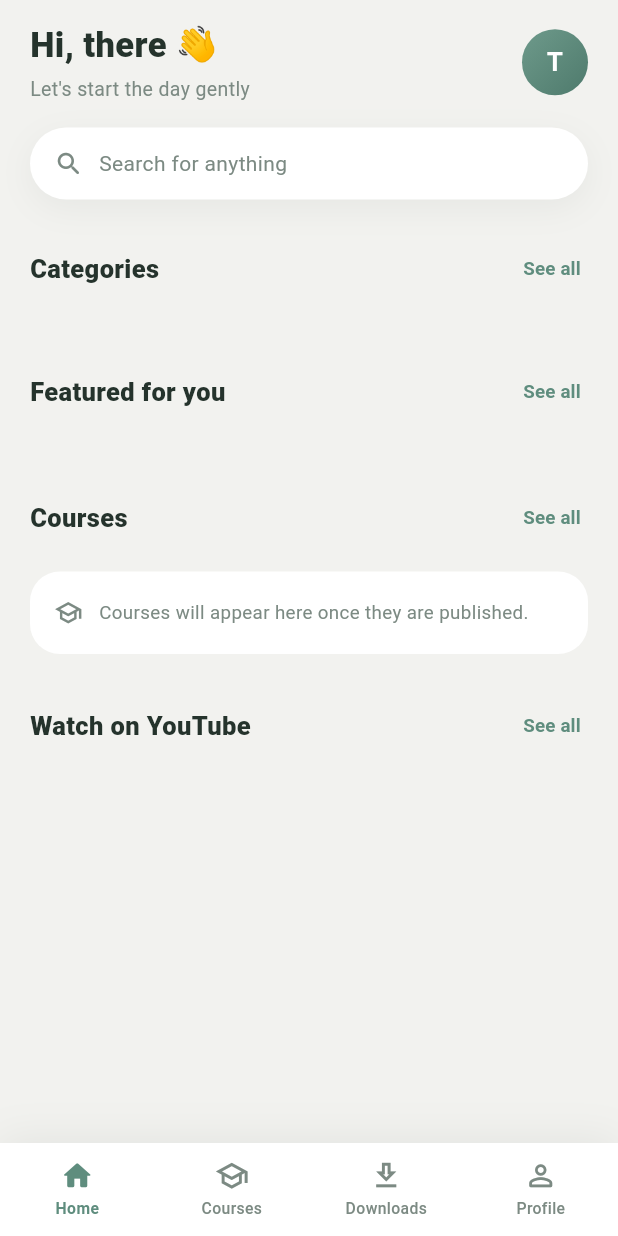
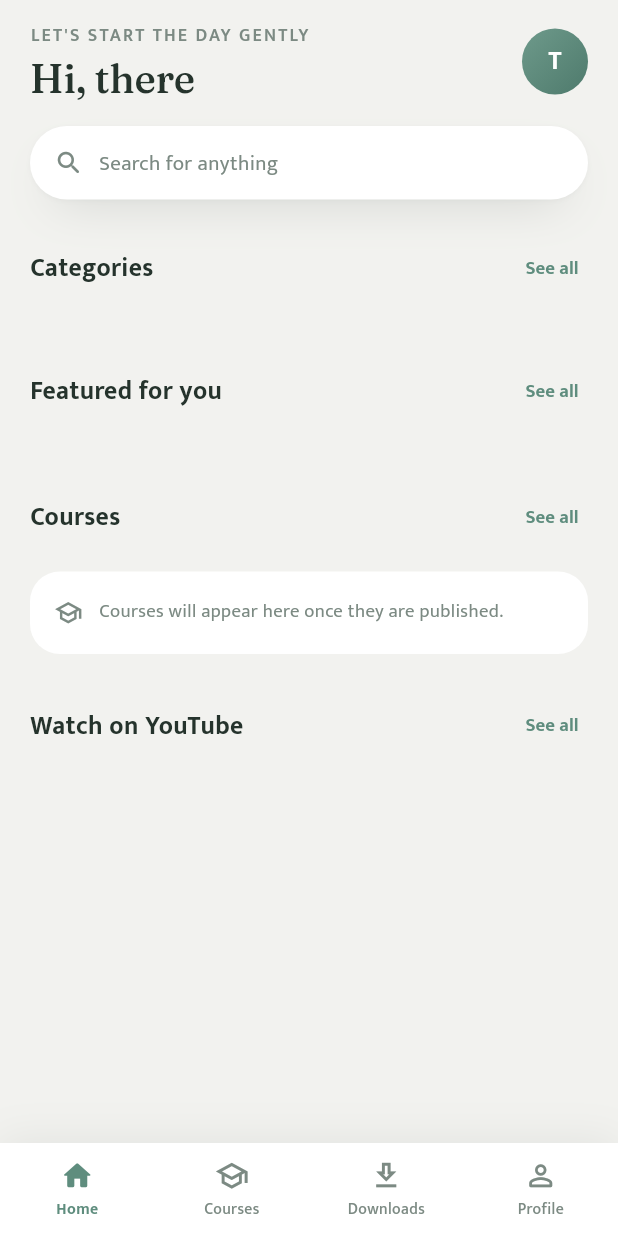
Before and after one commit to cyberking-coder/Rishi_app2, a Flutter app: the screen it shows once a user with an empty profile is signed in, on a phone screen of 412 x 824 dp. Run offline on Flutter 3.47's test engine with Material 3 defaults, Android fonts, the phone set to English and light mode, and no system bars; our stand-ins replace audio_service, chewie, device_info_plus, flutter_riverpod, flutter_secure_storage, go_router and 6 more; missing offline and left inert: pointycastle; accounts and stored records are empty.

Commit message:
Adopt the design system from the redesign brief
Typography is the substance of this change. Fraunces (display serif) for
greetings, screen and cover titles, the now-playing track and the
certificate; Mukta for everything else. Mukta covers Latin AND
Devanagari, so Hinglish sits in one family instead of switching font
mid-sentence — which is why display text that may be Hindi uses Mukta
w600 rather than Fraunces, whose Devanagari would fall back to a system
serif.

Both are BUNDLED as assets, not fetched through google_fonts. This app
plays downloaded meditations offline, and a first launch with no network
falling back to a system serif would undo the typography the whole
design rests on.

Two palette additions, both as the design flagged them. `danger`
(#B23A2E) is split from `clay`: a premium invitation and a delete
warning wearing the same colour makes every "Get Access Now" read
faintly like a threat. `gold` (#D6B36B) is a deeper sand for the
certificate seal, where the pale original doesn't read as an award
against cream. Nothing existing was recoloured.

Elevation becomes one soft down-light in two layers rather than a single
flat blur, and buttons take the 16px row radius instead of a stadium —
the design's one structural motif is the soft-cornered rectangle, and a
pill button beside a 16px card reads as a stray widget.

The ramp is mapped onto Material's own text slots too, so a widget
asking for titleMedium gets the same type as one styled by hand.

Co-Authored-By: Claude Opus 5 <noreply@anthropic.com>
Claude-Session: https://claude.ai/code/session_01QAekPFiqRdxurD3Bhzvu4J

```diff
--- a/mobile_app/lib/app/theme/app_theme.dart
+++ b/mobile_app/lib/app/theme/app_theme.dart
@@ -36,8 +36,19 @@ class AppTheme {
   static const Color sand = Color(0xFFEFD9A8);
   static const Color sandSoft = Color(0xFFFAF0DA);
 
-  /// Locked/premium and destructive states.
+  /// Locked / premium invitation. NOT destructive — see [danger].
   static const Color clay = Color(0xFFC97B5A);
+
+  /// Destructive only: delete, revoke, payment failed.
+  ///
+  /// Split from [clay] deliberately. A premium invitation and a delete
+  /// warning wearing the same colour makes every "Get Access Now" read
+  /// faintly like a threat.
+  static const Color danger = Color(0xFFB23A2E);
+
+  /// Certificate seals only. A deeper [sand] — the pale original doesn't
+  /// read as an award against cream.
+  static const Color gold = Color(0xFFD6B36B);
 
   // ── Text ────────────────────────────────────────────────────────────
   static const Color textPrimary = Color(0xFF25332C);
@@ -45,19 +56,119 @@ class AppTheme {
   static const Color textOnSage = Color(0xFFFFFFFF);
 
   // ── Lines ───────────────────────────────────────────────────────────
+  /// textPrimary at 8%.
   static const Color border = Color(0x1425332C);
+
+  /// textPrimary at 14%, for edges that must survive on cream.
+  static const Color borderStrong = Color(0x2425332C);
 
   // ── Shape ───────────────────────────────────────────────────────────
   static const double radiusCard = 20;
   static const double radiusRow = 16;
+
+  /// Inner tiles: lesson leads, avatars, icon chips.
+  static const double radiusTile = 12;
   static const double radiusPill = 999;
+
+  // ── Type ────────────────────────────────────────────────────────────
+  /// Display serif. Latin only — Devanagari falls back, which is why
+  /// display text that may be Hindi uses [text] at w600 instead.
+  static const String display = 'Fraunces';
+
+  /// Text family for everything else. Covers Latin AND Devanagari, so
+  /// Hinglish sits in one family rather than switching mid-sentence.
+  static const String text = 'Mukta';
+
+  /// Greetings, now-playing title, the recipient's name. 27/32 w500.
+  static const TextStyle displayLarge = TextStyle(
+    fontFamily: display,
+    fontSize: 27,
+    height: 32 / 27,
+    fontWeight: FontWeight.w500,
+    letterSpacing: -0.27,
+    color: textPrimary,
+  );
+
+  /// Screen and cover titles. 22/26 w500.
+  static const TextStyle headline = TextStyle(
+    fontFamily: display,
+    fontSize: 22,
+    height: 26 / 22,
+    fontWeight: FontWeight.w500,
+    color: textPrimary,
+  );
+
+  /// Card and course titles. Two-line clamp at the call site.
+  static const TextStyle title = TextStyle(
+    fontFamily: text,
+    fontSize: 16,
+    height: 20 / 16,
+    fontWeight: FontWeight.w600,
+    color: textPrimary,
+  );
+
+  static const TextStyle body = TextStyle(
+    fontFamily: text,
+    fontSize: 15,
+    height: 24 / 15,
+    fontWeight: FontWeight.w400,
+    color: textPrimary,
+  );
+
+  /// Section eyebrows. Uppercase at the call site, not here — a style
+  /// that transforms its own text hides the real string from search.
+  static const TextStyle label = TextStyle(
+    fontFamily: text,
+    fontSize: 12,
+    fontWeight: FontWeight.w600,
+    letterSpacing: 1.44,
+    color: textSecondary,
+  );
+
+  /// Meta rows: duration, author, counts.
+  static const TextStyle caption = TextStyle(
+    fontFamily: text,
+    fontSize: 13,
+    fontWeight: FontWeight.w500,
+    color: textSecondary,
+  );
+
+  static const TextStyle button = TextStyle(
+    fontFamily: text,
+    fontSize: 15.5,
+    fontWeight: FontWeight.w600,
+  );
 
   /// Soft lift for cards. Kept low-opacity and wide so cards feel like
   /// they rest on the page rather than float above it.
+  /// One soft down-light, never a stack of glows: the design's single
+  /// light source is what keeps cards resting on the page instead of
+  /// floating above it.
   static List<BoxShadow> get cardShadow => const [
         BoxShadow(
-          color: Color(0x0F25332C),
-          blurRadius: 18,
+          color: Color(0x0A25332C),
+          blurRadius: 2,
+          offset: Offset(0, 1),
+        ),
+        BoxShadow(
+          color: Color(0x3825332C),
+          blurRadius: 28,
+          spreadRadius: -16,
+          offset: Offset(0, 14),
+        ),
+      ];
+
+  /// The same light, closer in — for rows and chips.
+  static List<BoxShadow> get rowShadow => const [
+        BoxShadow(
+          color: Color(0x0D25332C),
+          blurRadius: 2,
+          offset: Offset(0, 1),
+        ),
+        BoxShadow(
+          color: Color(0x3325332C),
+          blurRadius: 14,
+          spreadRadius: -10,
           offset: Offset(0, 6),
         ),
       ];
@@ -76,6 +187,29 @@ class AppTheme {
     end: Alignment.bottomRight,
     colors: [Color(0xFF6E9A8B), Color(0xFF4E7A6C)],
   );
+
+  /// Maps the design's ramp onto Material's slots so a widget that asks
+  /// for `titleMedium` gets the same type as one styled by hand.
+  static TextTheme _textTheme(TextTheme base, Color onSurface) {
+    return base
+        .copyWith(
+          displayLarge: displayLarge,
+          displayMedium: displayLarge,
+          headlineLarge: headline,
+          headlineMedium: headline,
+          headlineSmall: headline,
+          titleLarge: title.copyWith(fontSize: 18, height: 22 / 18),
+          titleMedium: title,
+          titleSmall: title.copyWith(fontSize: 14, height: 18 / 14),
+          bodyLarge: body,
+          bodyMedium: body.copyWith(fontSize: 14, height: 21 / 14),
+          bodySmall: caption,
+          labelLarge: button,
+          labelMedium: label,
+          labelSmall: label.copyWith(fontSize: 11),
+        )
+        .apply(bodyColor: onSurface, displayColor: onSurface);
+  }
 
   static ThemeData light() {
     final base = ThemeData.light(useMaterial3: true);
@@ -98,25 +232,32 @@ class AppTheme {
         centerTitle: false,
         foregroundColor: textPrimary,
         titleTextStyle: TextStyle(
+          fontFamily: display,
           color: textPrimary,
-          fontSize: 18,
-          fontWeight: FontWeight.w700,
+          fontSize: 22,
+          height: 26 / 22,
+          fontWeight: FontWeight.w500,
         ),
         iconTheme: IconThemeData(color: textPrimary),
       ),
-      textTheme: base.textTheme.apply(
-        bodyColor: textPrimary,
-        displayColor: textPrimary,
-      ),
+      // fontFamily on the theme covers every widget that doesn't name
+      // one; the ramp below is what the app's own screens reach for by
+      // name. Both point at Mukta, so an unstyled Text is never the odd
+      // one out.
+      fontFamily: text,
+      textTheme: _textTheme(base.textTheme, textPrimary),
       iconTheme: const IconThemeData(color: textPrimary),
       filledButtonTheme: FilledButtonThemeData(
         style: FilledButton.styleFrom(
           backgroundColor: sage,
           foregroundColor: textOnSage,
-          padding: const EdgeInsets.symmetric(vertical: 14, horizontal: 20),
-          textStyle: const TextStyle(fontSize: 14, fontWeight: FontWeight.w700),
+          padding: const EdgeInsets.symmetric(vertical: 15, horizontal: 22),
+          textStyle: button,
+          // Buttons take the row radius, not the pill: the design's one
+          // structural motif is the soft-cornered rectangle, and a
+          // stadium button next to a 16px card reads as a stray widget.
           shape: RoundedRectangleBorder(
-            borderRadius: BorderRadius.circular(radiusPill),
+            borderRadius: BorderRadius.circular(radiusRow),
           ),
         ),
       ),
@@ -124,14 +265,15 @@ class AppTheme {
         style: OutlinedButton.styleFrom(
           foregroundColor: sage,
           side: const BorderSide(color: sageLight),
-          padding: const EdgeInsets.symmetric(vertical: 14, horizontal: 20),
+          padding: const EdgeInsets.symmetric(vertical: 15, horizontal: 22),
+          textStyle: button,
           shape: RoundedRectangleBorder(
-            borderRadius: BorderRadius.circular(radiusPill),
+            borderRadius: BorderRadius.circular(radiusRow),
           ),
         ),
       ),
       textButtonTheme: TextButtonThemeData(
-        style: TextButton.styleFrom(foregroundColor: sage),
+        style: TextButton.styleFrom(foregroundColor: sage, textStyle: button),
       ),
       // No cardTheme: nothing in the app uses the Material Card widget
       // (every card here is a styled Container), and the CardTheme ->
--- a/mobile_app/lib/features/home/presentation/screens/home_screen.dart
+++ b/mobile_app/lib/features/home/presentation/screens/home_screen.dart
@@ -218,23 +218,20 @@ class _Header extends StatelessWidget {
               child: Column(
                 crossAxisAlignment: CrossAxisAlignment.start,
                 children: [
+                  // Eyebrow above, display line below — the design puts
+                  // the time of day in small caps and the person's name
+                  // in the serif, rather than the other way round: the
+                  // greeting is context, the name is the moment.
                   Text(
-                    'Hi, $username 👋',
+                    greeting.toUpperCase(),
+                    style: AppTheme.label,
+                  ),
+                  const SizedBox(height: 4),
+                  Text(
+                    'Hi, $username',
                     maxLines: 1,
                     overflow: TextOverflow.ellipsis,
-                    style: const TextStyle(
-                      fontSize: 23,
-                      fontWeight: FontWeight.w800,
-                      color: AppTheme.textPrimary,
-                    ),
-                  ),
-                  const SizedBox(height: 3),
-                  Text(
-                    greeting,
-                    style: const TextStyle(
-                      fontSize: 13,
-                      color: AppTheme.textSecondary,
-                    ),
+                    style: AppTheme.displayLarge,
                   ),
                 ],
               ),
--- a/mobile_app/lib/features/lms/presentation/screens/certificate_screen.dart
+++ b/mobile_app/lib/features/lms/presentation/screens/certificate_screen.dart
@@ -221,17 +221,12 @@ class _CertificateCard extends StatelessWidget {
       child: Column(
         children: [
           const Icon(Icons.workspace_premium_rounded,
-              size: 46, color: AppTheme.sage),
+              size: 46, color: AppTheme.gold),
           const SizedBox(height: 14),
           const Text(
             'CERTIFICATE OF COMPLETION',
             textAlign: TextAlign.center,
-            style: TextStyle(
-              fontSize: 12,
-              letterSpacing: 2,
-              fontWeight: FontWeight.w700,
-              color: AppTheme.sage,
-            ),
+            style: AppTheme.label.copyWith(color: AppTheme.sageDark),
           ),
           const SizedBox(height: 22),
           const Text(
@@ -244,11 +239,7 @@ class _CertificateCard extends StatelessWidget {
                 ? certificate.recipientName!
                 : 'Student',
             textAlign: TextAlign.center,
-            style: const TextStyle(
-              fontSize: 24,
-              fontWeight: FontWeight.w700,
-              color: AppTheme.textPrimary,
-            ),
+            style: AppTheme.displayLarge,
           ),
           const SizedBox(height: 14),
           const Text(
@@ -259,12 +250,7 @@ class _CertificateCard extends StatelessWidget {
           Text(
             certificate.courseTitle,
             textAlign: TextAlign.center,
-            style: const TextStyle(
-              fontSize: 19,
-              fontWeight: FontWeight.w600,
-              color: AppTheme.textPrimary,
-              height: 1.3,
-            ),
+            style: AppTheme.headline,
           ),
           const SizedBox(height: 24),
           Container(height: 1, color: AppTheme.border),
--- a/mobile_app/lib/features/lms/presentation/screens/course_detail_screen.dart
+++ b/mobile_app/lib/features/lms/presentation/screens/course_detail_screen.dart
@@ -427,8 +427,10 @@ class _MetaCard extends StatelessWidget {
         Text(
           title,
           style: const TextStyle(
-            fontSize: 19,
-            fontWeight: FontWeight.w800,
+            fontFamily: AppTheme.display,
+            fontSize: 22,
+            height: 26 / 22,
+            fontWeight: FontWeight.w500,
             color: AppTheme.textPrimary,
             height: 1.3,
           ),
```
Also changed, not shown: mobile_app/pubspec.yaml (+28 -0 lines), mobile_app/assets/fonts/Fraunces-Medium.ttf (added), mobile_app/assets/fonts/Fraunces-SemiBold.ttf (added), mobile_app/assets/fonts/Mukta-Bold.ttf (added), mobile_app/assets/fonts/Mukta-Medium.ttf (added), mobile_app/assets/fonts/Mukta-Regular.ttf (added), mobile_app/assets/fonts/Mukta-SemiBold.ttf (added).
